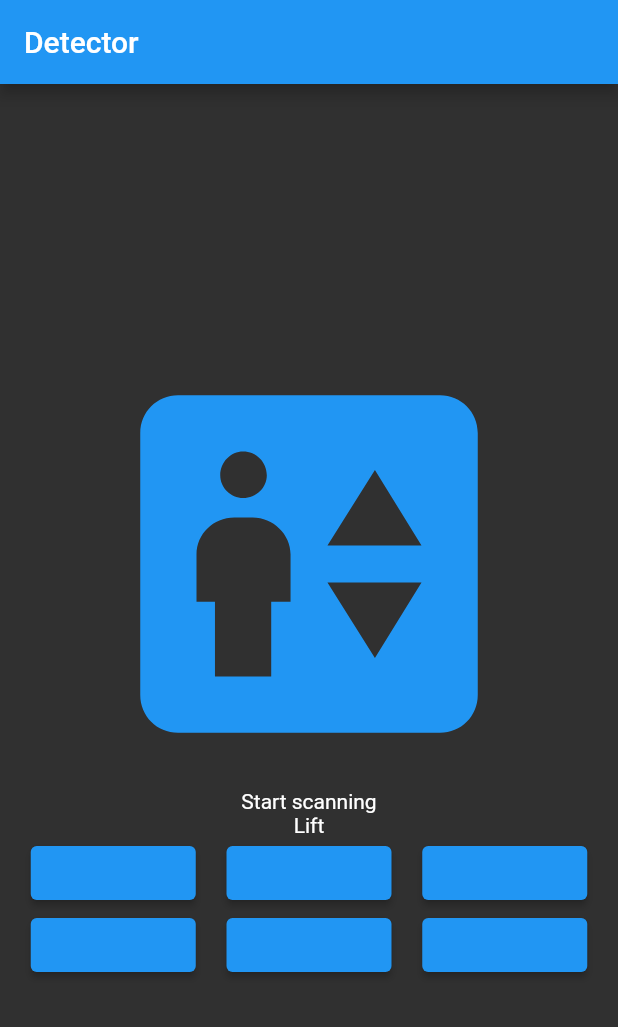
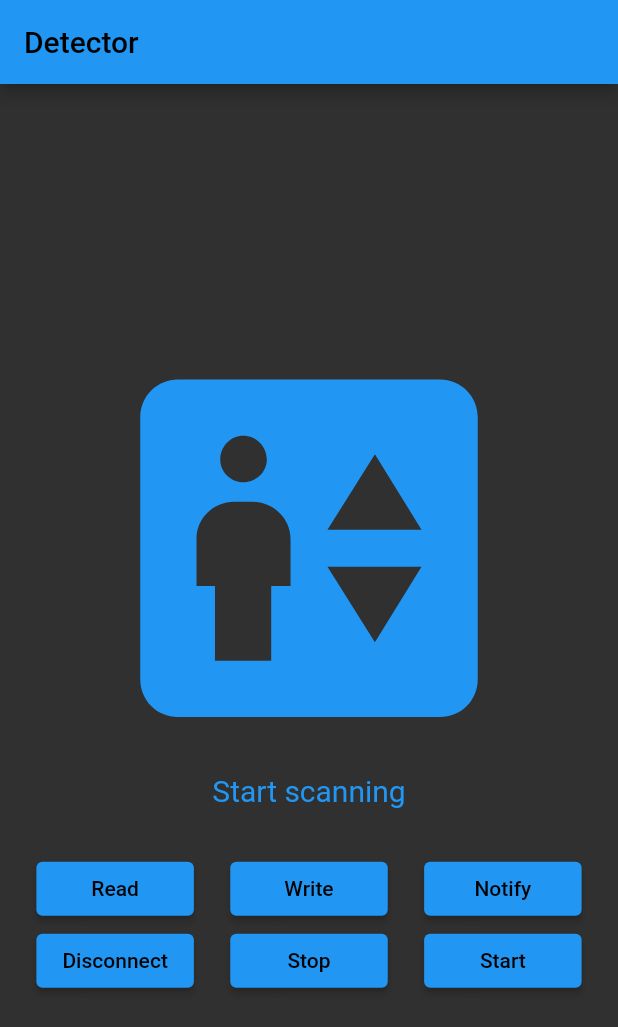
Before and after one commit to marvb19/ubi_sys_detector, a Flutter app: the screen it shows after launch, on a phone screen of 412 x 824 dp. Shown: the top 1027 px of the screen. Run offline on Flutter 3.47's test engine with Material 2 defaults, Android fonts, the phone set to English and light mode, and no system bars; our stand-ins replace flutter_blue.

Commit message:
fixed design

```diff
--- a/lib/main.dart
+++ b/lib/main.dart
@@ -1,6 +1,7 @@
 import 'dart:async';
 
 import 'package:flutter/material.dart';
+import 'package:flutter/services.dart';
 import 'package:flutter_blue/flutter_blue.dart';
 //import 'package:flutter_blue_plus/flutter_blue_plus.dart';
 import 'dart:convert' show utf8;
@@ -207,26 +208,44 @@ class _MyHomePageState extends State<MyHomePage> {
   //END of BLE Stuff
 
   ButtonStyle buttonStyle = ElevatedButton.styleFrom(
-        fixedSize: Size(110, 30),
-        foregroundColor: Colors.blue
-      );
+      fixedSize: Size(105, 30),
+      foregroundColor: Colors.black,
+      backgroundColor: Colors.blue);
+
+  static const TextStyle textStyle =
+      TextStyle(color: Colors.blue, fontSize: 20);
 
   @override
   Widget build(BuildContext context) {
     return Scaffold(
       appBar: AppBar(
         title: Text(widget.title),
-        backgroundColor: Colors.blue,
+        foregroundColor: Colors.black,
+          backgroundColor: Colors.blue,
       ),
       //backgroundColor: Colors.white,
       body: Center(
         child: Column(
           mainAxisAlignment: MainAxisAlignment.center,
           children: <Widget>[
-            activityIndicator(),
-            Text(connetionText),
-            Text(ble_text),
             Row(
+              //crossAxisAlignment: CrossAxisAlignment.center,
+              mainAxisAlignment: MainAxisAlignment.spaceEvenly,
+              children: [
+                activityIndicator(),
+              ],
+            ),
+            //Text(ble_text,style: textStyle),
+            Row(
+              //crossAxisAlignment: CrossAxisAlignment.center,
+              mainAxisAlignment: MainAxisAlignment.spaceEvenly,
+              children: [
+                Text(connetionText, style: textStyle),
+              ],
+            ),
+            SizedBox(height: 30),
+            Row(
+              //crossAxisAlignment: CrossAxisAlignment.center,
               mainAxisAlignment: MainAxisAlignment.spaceEvenly,
               children: [
                 ElevatedButton(
@@ -247,6 +266,7 @@ class _MyHomePageState extends State<MyHomePage> {
               ],
             ),
             Row(
+              //crossAxisAlignment: CrossAxisAlignment.center,
               mainAxisAlignment: MainAxisAlignment.spaceEvenly,
               children: [
                 ElevatedButton(
```
